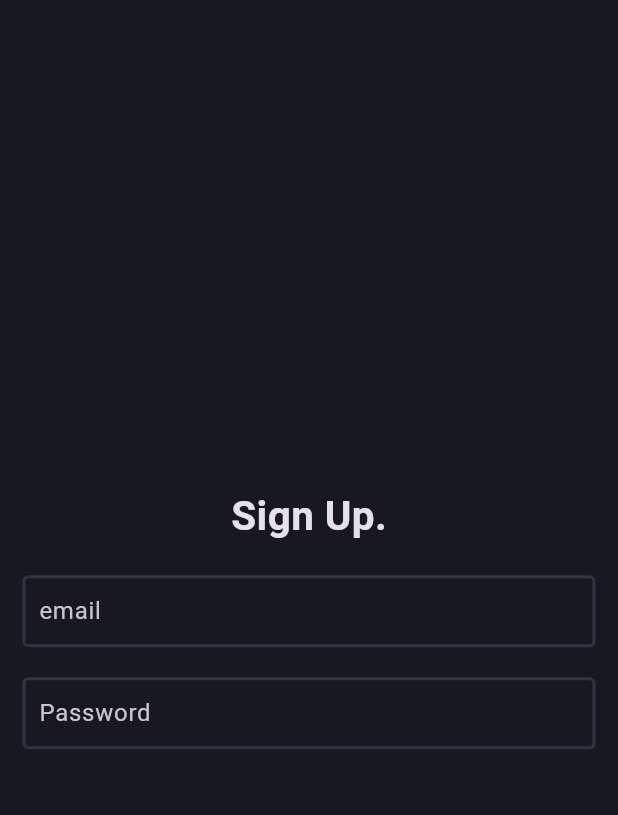
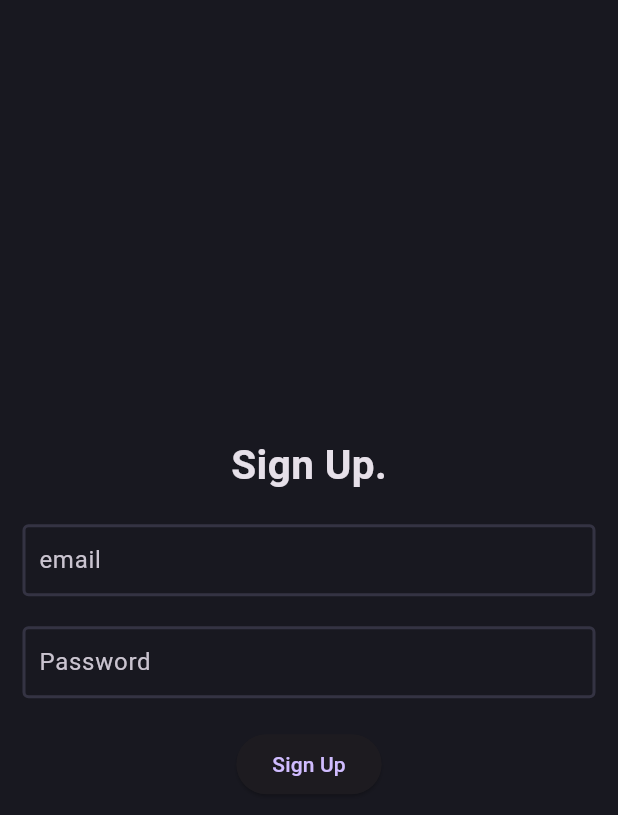
Before and after one commit to samuketema/Blog, a Flutter app: the screen it shows after launch, on a phone screen of 412 x 824 dp. Shown: the top 815 px of the screen. Run offline on Flutter 3.47's test engine with Material 3 defaults, Android fonts, the phone set to English and light mode, and no system bars.

Commit message:
Raised button added.

```diff
--- a/lib/features/auth/presentation/pages/signup_page.dart
+++ b/lib/features/auth/presentation/pages/signup_page.dart
@@ -1,4 +1,5 @@
 import 'package:blog/features/auth/presentation/widgets/auth_field.dart';
+import 'package:blog/features/auth/presentation/widgets/raised_button.dart';
 import 'package:flutter/material.dart';
 
 class SignupPage extends StatefulWidget {
@@ -22,6 +23,9 @@ class _SignupPageState extends State<SignupPage> {
             AuthField(hintText: 'email',),
             SizedBox(height: 20,),
             AuthField(hintText: 'Password',),
+            SizedBox(height: 20,),
+            RaisedButton(text: "Sign Up",)
+
 
           ],
         ),
```
